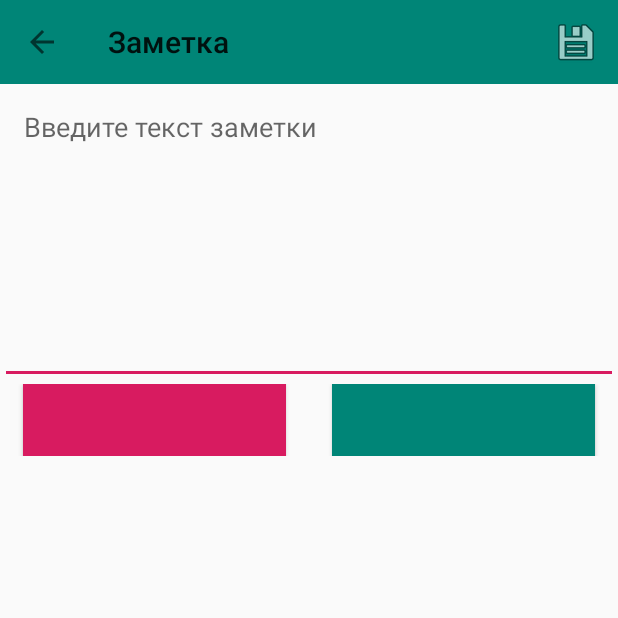
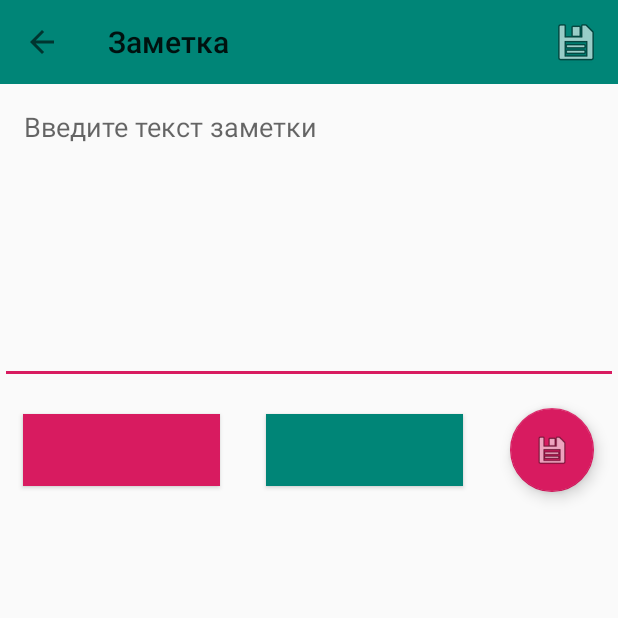
Before and after one commit to DmitryFullStack/todolist, an Android app: the screen it shows after launch (NoteDetailsActivity), after a tap on an icon or button, on a phone screen of 412 x 824 dp, the top half of it. Run offline under Robolectric (Android 15) with nearby library versions, the phone set to English and light mode, and no system bars; our stand-ins replace Room's generated code.

Commit message:
выбор цвета задачи

```diff
--- a/app/build.gradle
+++ b/app/build.gradle
@@ -7,7 +7,7 @@ android {
         minSdkVersion 14
         targetSdkVersion 29
         versionCode 1
-        versionName "1.0"
+        versionName "1.1"
         testInstrumentationRunner "androidx.test.runner.AndroidJUnitRunner"
     }
     buildTypes {
@@ -15,6 +15,10 @@ android {
             minifyEnabled false
             proguardFiles getDefaultProguardFile('proguard-android-optimize.txt'), 'proguard-rules.pro'
         }
+    }
+    compileOptions {
+        sourceCompatibility JavaVersion.VERSION_1_8
+        targetCompatibility JavaVersion.VERSION_1_8
     }
 }
 
--- a/app/src/main/java/com/arhiser/todolist/data/AppDatabase.java
+++ b/app/src/main/java/com/arhiser/todolist/data/AppDatabase.java
@@ -5,7 +5,7 @@ import androidx.room.RoomDatabase;
 
 import com.arhiser.todolist.model.Note;
 
-@Database(entities = {Note.class}, version = 1, exportSchema = false)
+@Database(entities = {Note.class}, version = 2, exportSchema = true)
 public abstract class AppDatabase extends RoomDatabase {
     public abstract NoteDao noteDao();
 }
--- a/app/src/main/java/com/arhiser/todolist/model/Note.java
+++ b/app/src/main/java/com/arhiser/todolist/model/Note.java
@@ -15,6 +15,9 @@ public class Note implements Parcelable {
 
     @ColumnInfo(name = "text")
     public String text;
+
+    @ColumnInfo(name = "color")
+    public Integer color;
 
     @ColumnInfo(name = "timestamp")
     public long timestamp;
--- a/app/src/main/java/com/arhiser/todolist/screens/details/NoteDetailsActivity.java
+++ b/app/src/main/java/com/arhiser/todolist/screens/details/NoteDetailsActivity.java
@@ -2,11 +2,13 @@ package com.arhiser.todolist.screens.details;
 
 import android.app.Activity;
 import android.content.Intent;
+import android.graphics.Color;
 import android.os.Bundle;
 import android.view.Menu;
 import android.view.MenuItem;
 import android.view.View;
 import android.view.inputmethod.InputMethodManager;
+import android.widget.Button;
 import android.widget.EditText;
 
 import androidx.annotation.NonNull;
@@ -17,6 +19,7 @@ import androidx.appcompat.widget.Toolbar;
 import com.arhiser.todolist.App;
 import com.arhiser.todolist.R;
 import com.arhiser.todolist.model.Note;
+import com.google.android.material.floatingactionbutton.FloatingActionButton;
 
 public class NoteDetailsActivity extends AppCompatActivity {
 
@@ -48,9 +51,20 @@ public class NoteDetailsActivity extends AppCompatActivity {
         setTitle(getString(R.string.note_details_title));
 
         editText = findViewById(R.id.text);
+        Button redButton = findViewById(R.id.red);
+        Button greenButton = findViewById(R.id.green);
+        FloatingActionButton storeButton = findViewById(R.id.store);
+
+        redButton.setOnClickListener(btn -> editText.setTextColor(Color.RED));
+        greenButton.setOnClickListener(btn -> editText.setTextColor(Color.GREEN));
+        storeButton.setOnClickListener(btn -> saveNote());
 
         if (getIntent().hasExtra(EXTRA_NOTE)) {
             note = getIntent().getParcelableExtra(EXTRA_NOTE);
+            editText.setText(note.text);
+            if(note.color != null){
+                editText.setTextColor(note.color);
+            }
             editText.setText(note.text);
         } else {
             note = new Note();
@@ -79,9 +93,17 @@ public class NoteDetailsActivity extends AppCompatActivity {
                 finish();
                 break;
             case R.id.action_save:
+                saveNote();
+                break;
+        }
+        return super.onOptionsItemSelected(item);
+    }
+
+    private void saveNote() {
         if (editText.getText().length() > 0) {
             note.text = editText.getText().toString();
             note.done = false;
+            note.color = editText.getCurrentTextColor();
             note.timestamp = System.currentTimeMillis();
             if (getIntent().hasExtra(EXTRA_NOTE)) {
                 App.getInstance().getNoteDao().update(note);
@@ -90,8 +112,5 @@ public class NoteDetailsActivity extends AppCompatActivity {
             }
             finish();
         }
-                break;
-        }
-        return super.onOptionsItemSelected(item);
     }
 }
--- a/app/src/main/res/layout/activity_note_details.xml
+++ b/app/src/main/res/layout/activity_note_details.xml
@@ -45,5 +45,13 @@
             android:gravity="center"
             android:background="@color/colorPrimary" />
 
+        <com.google.android.material.floatingactionbutton.FloatingActionButton
+            android:id="@+id/store"
+            android:layout_width="wrap_content"
+            android:layout_height="wrap_content"
+            android:layout_gravity="bottom|end"
+            android:layout_margin="@dimen/fab_margin"
+            app:srcCompat="@android:drawable/ic_menu_save" />
+
     </LinearLayout>
 </LinearLayout>
```
Also changed, not shown: app/src/main/java/com/arhiser/todolist/screens/main/Adapter.java (+25 -17 lines). Lines whose indentation alone changed are shown as unchanged.
